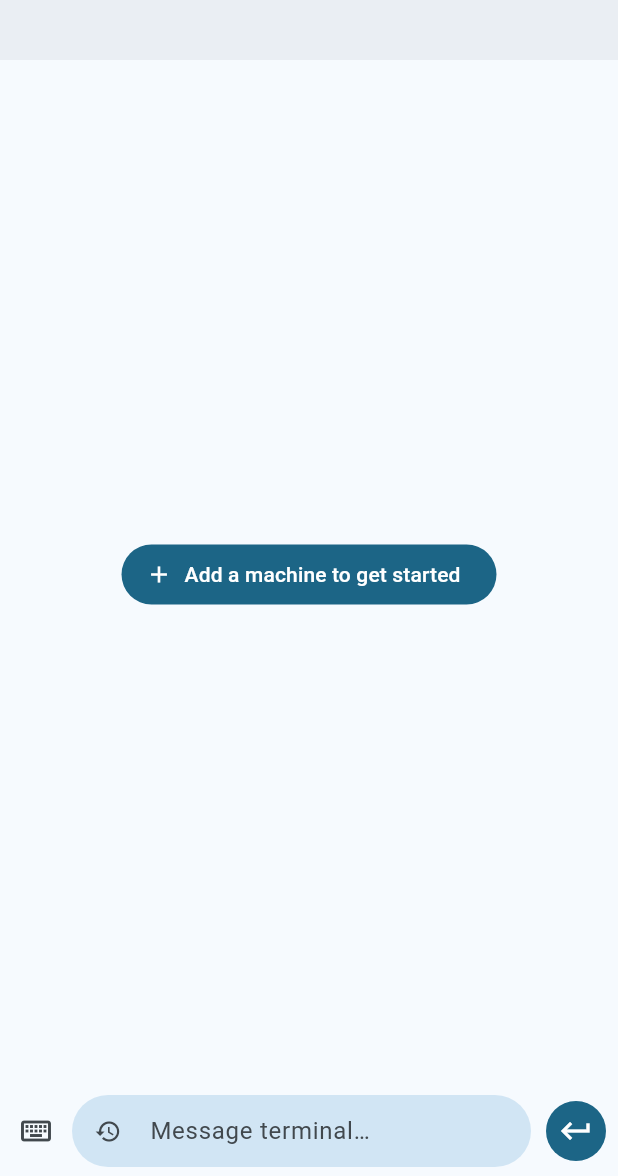
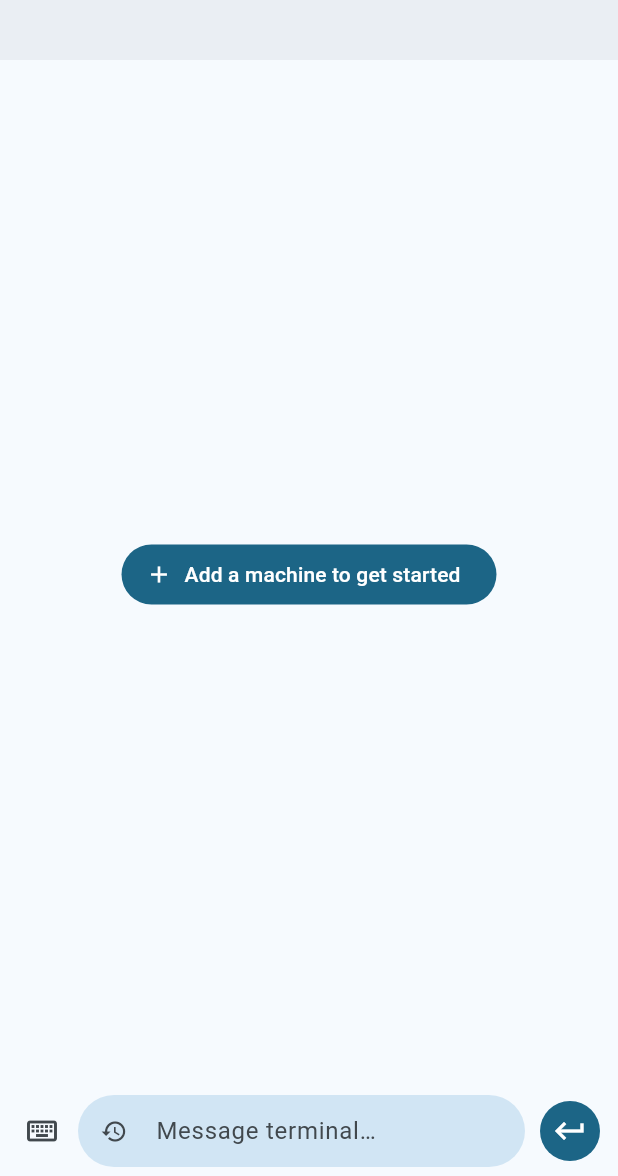
Before and after one commit to XicuM/herdr-mobile, a Flutter app: the TerminalScreen screen opened directly with empty values, item 2 of the bottom bar chosen, on a phone screen of 412 x 824 dp, the part 60-1236 px from its top. Run offline on Flutter 3.47's test engine with Material 3 defaults, Android fonts, the phone set to English and light mode, and no system bars; our stand-ins replace shared_preferences; missing offline and left inert: xterm; accounts and stored records are empty; statements that could not run were skipped.

Commit message:
style: add right margin to keyboard accessory bar to avoid touching edge

```diff
--- a/app/lib/ui/screens/terminal_screen.dart
+++ b/app/lib/ui/screens/terminal_screen.dart
@@ -917,7 +917,7 @@ class _TerminalScreenState extends State<TerminalScreen> with SingleTickerProvid
                 onPointerCancel: _trackSwipe,
                 child: Container(
                   color: background,
-                  padding: const EdgeInsets.fromLTRB(0, 4, 0, 6),
+                  padding: const EdgeInsets.fromLTRB(4, 4, 4, 6),
                   child: Row(
                     children: [
                       Theme(
--- a/app/lib/ui/widgets/keyboard_accessory_bar.dart
+++ b/app/lib/ui/widgets/keyboard_accessory_bar.dart
@@ -72,7 +72,9 @@ class _KeyboardAccessoryBarState extends State<KeyboardAccessoryBar> {
   @override
   Widget build(BuildContext context) {
     final w = widget;
-    return Row(
+    return Padding(
+      padding: const EdgeInsets.only(right: 8),
+      child: Row(
         children: [
           _key('ESC', () => w.onKey(TerminalKey.escape)),
           _key('^C', () => w.onText('\x03'), danger: true),
@@ -84,6 +86,7 @@ class _KeyboardAccessoryBarState extends State<KeyboardAccessoryBar> {
           _key('↑', () => w.onKey(TerminalKey.arrowUp), repeat: true),
           _key('→', () => w.onKey(TerminalKey.arrowRight), repeat: true),
         ],
+      ),
     );
   }
 }
```
Lines whose indentation alone changed are shown as unchanged.
